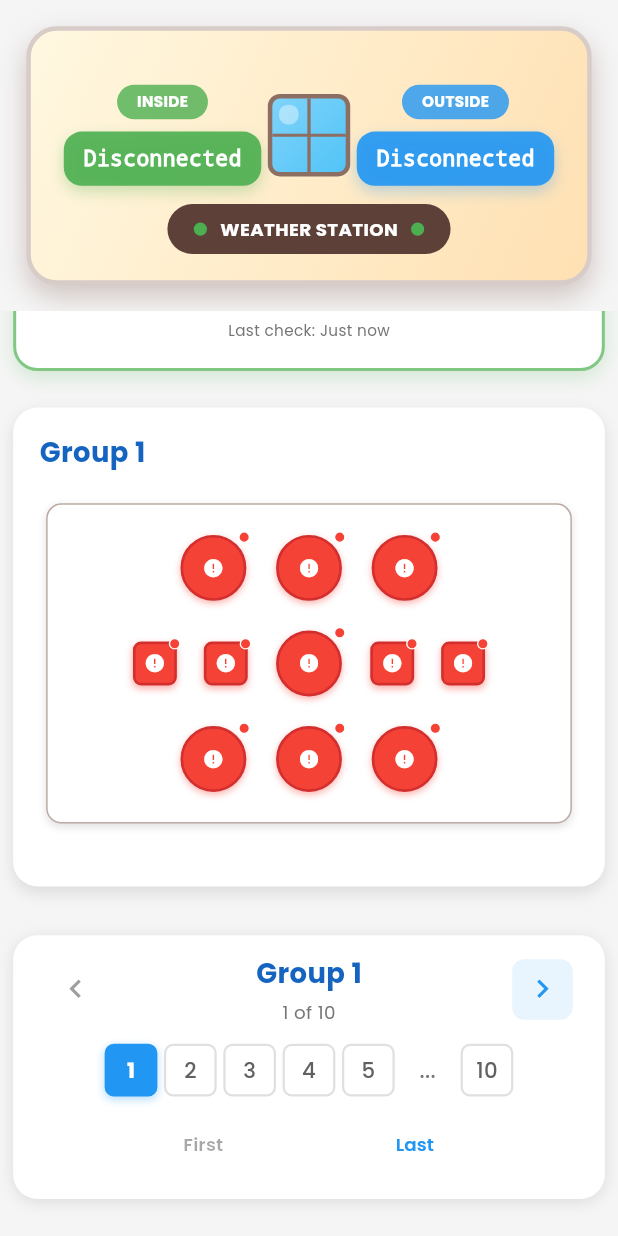
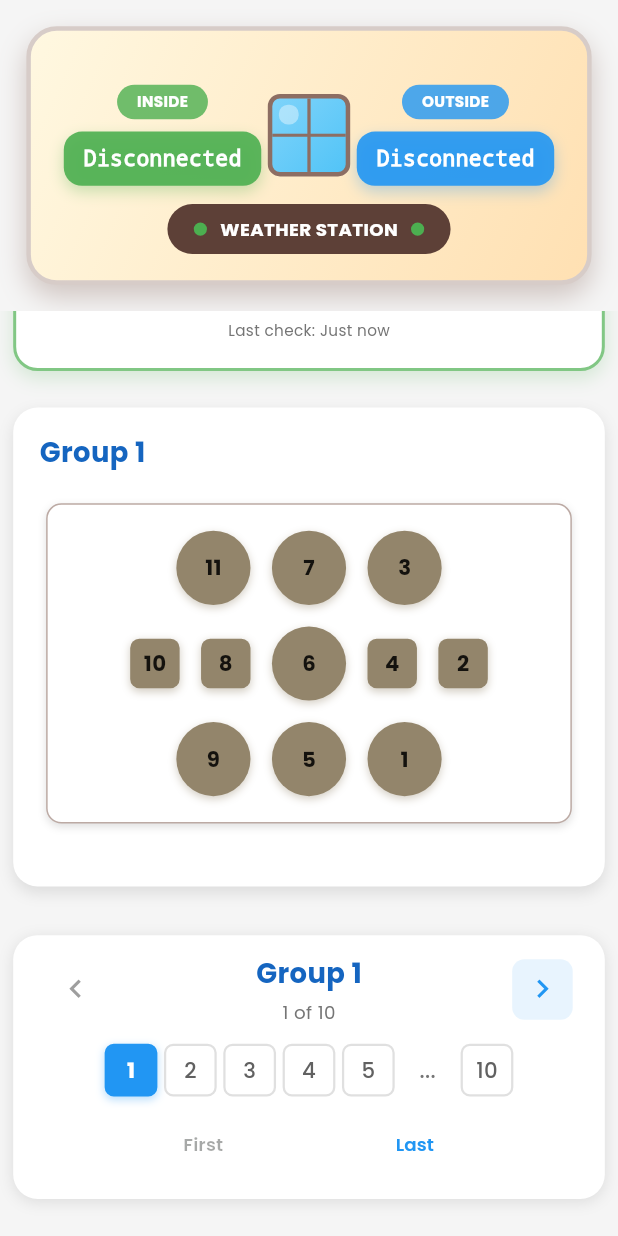
Before and after one commit to basharagb/silos-mobile-app, a Flutter app: the LiveReadingsInterface screen opened directly, scrolled down 118 dp, on a phone screen of 412 x 824 dp. Run offline on Flutter 3.47's test engine with Material 3 defaults, Android fonts, the phone set to English and light mode, and no system bars; our stand-ins replace equatable, flutter_bloc, flutter_screenutil, font_awesome_flutter, get_it, injectable and 3 more; accounts and stored records are empty; network calls fail; project files that could hold a hidden picture were left out.

Commit message:
feat: Update silo display logic for wheat/API colors and scanning indicators
- Unscanned silos: Show wheat color (yellowish) with silo number
- Scanned silos: Show API color with silo number
- Scanning state: Show blue color with circular progress indicator
- On-demand updates: Click silo to call API and update values
- Visual feedback: Pulsing animation and progress ring during scanning
- Smart text contrast: Auto-adjust text color based on background
- Simplified color logic: Remove complex state-based color overrides

Technical improvements:
- Added scanning state management with Set<int> _scanningSilos
- Updated getSiloColor() to prioritize API colors for scanned silos
- Enhanced SiloProgressIndicator with proper color handling
- Added _getContrastingTextColor() for better text visibility
- Maintained wheat color for unscanned silos as requested

```diff
--- a/lib/LiveReadings/LiveReadingsInterface.dart
+++ b/lib/LiveReadings/LiveReadingsInterface.dart
@@ -28,6 +28,9 @@ class _LiveReadingsInterfaceState extends State<LiveReadingsInterface> {
 
   // Silo data cache (now managed by monitoring service)
   final Map<int, SiloSensorData> _siloDataCache = {};
+
+  // Scanning state management
+  final Set<int> _scanningSilos = {};
 
   @override
   void initState() {
@@ -89,39 +92,33 @@ class _LiveReadingsInterfaceState extends State<LiveReadingsInterface> {
   }
 
   Color getSiloColor(int num) {
-    // Check if monitoring service has cached data
+    // Check if monitoring service has cached data (scanned silos)
     final cachedData = _monitoringService.getCachedSiloData(num);
 
     if (cachedData != null) {
+      // Scanned silo - use API color
       try {
-        // Use API silo color if available
         final colorHex = cachedData.siloColor;
-        if (colorHex.isNotEmpty && colorHex != ApiService.wheatColor) {
+        if (colorHex.isNotEmpty) {
           return Color(int.parse(colorHex.replaceFirst('#', '0xFF')));
         }
       } catch (e) {
-        // Fall back to temperature-based color
-      }
-
-      // Temperature-based color logic when API color is not available
-      if (cachedData.maxTemp <= 0 || cachedData.maxTemp == -127.0) {
-        return Colors.grey; // Disconnected
-      } else if (cachedData.maxTemp < 30) {
-        return Colors.green; // Normal
-      } else if (cachedData.maxTemp < 40) {
-        return Colors.orange; // Warning
-      } else {
-        return Colors.red; // Critical
+        // If API color parsing fails, use wheat color
       }
     }
 
-    // Check if silo is known to be disconnected
-    if (_monitoringService.isSiloDisconnected(num)) {
-      return Colors.grey;
+    // Unscanned silo - always use wheat color (yellowish like wheat grain)
+    return Color(int.parse(ApiService.wheatColor.replaceFirst('#', '0xFF')));
   }
 
-    // Default wheat color when no data available
-    return Color(int.parse(ApiService.wheatColor.replaceFirst('#', '0xFF')));
+  /// Check if silo has been scanned (has cached data)
+  bool isSiloScanned(int num) {
+    return _monitoringService.getCachedSiloData(num) != null;
+  }
+
+  /// Check if silo is currently being scanned
+  bool isSiloScanning(int num) {
+    return _scanningSilos.contains(num);
   }
 
   bool isSquare(int num) {
@@ -152,6 +149,12 @@ class _LiveReadingsInterfaceState extends State<LiveReadingsInterface> {
   Future<void> _updateSiloOnDemand(int siloNumber) async {
     print('🎯 [LIVE READINGS] On-demand update for silo $siloNumber');
 
+    // Mark silo as scanning and show progress indicator
+    setState(() {
+      _scanningSilos.add(siloNumber);
+    });
+
+    try {
       // Use monitoring service for on-demand updates
       final data = await _monitoringService.updateSiloOnDemand(siloNumber);
 
@@ -163,6 +166,12 @@ class _LiveReadingsInterfaceState extends State<LiveReadingsInterface> {
         print('✅ [LIVE READINGS] On-demand update completed for silo $siloNumber');
       } else {
         print('❌ [LIVE READINGS] On-demand update failed for silo $siloNumber');
+      }
+    } finally {
+      // Remove scanning state
+      setState(() {
+        _scanningSilos.remove(siloNumber);
+      });
     }
   }
 
@@ -576,13 +585,22 @@ class _LiveReadingsInterfaceState extends State<LiveReadingsInterface> {
             children: row.map((num) {
               bool square = isSquare(num);
 
-              // Simplified progress state - no more complex auto test states
+              // Determine silo state based on scanning and cached data
               SiloProgressState progressState = SiloProgressState.idle;
               double progress = 0.0;
 
-              // Check if silo is disconnected
-              if (_monitoringService.isSiloDisconnected(num)) {
-                progressState = SiloProgressState.disconnected;
+              // Check if silo is currently being scanned
+              if (isSiloScanning(num)) {
+                progressState = SiloProgressState.scanning;
+                progress = 0.5; // Show scanning progress
+              } else if (isSiloScanned(num)) {
+                // Silo has been scanned and has cached data
+                progressState = SiloProgressState.completed;
+                progress = 1.0;
+              } else {
+                // Unscanned silo - show as idle with wheat color
+                progressState = SiloProgressState.idle;
+                progress = 0.0;
               }
 
               return SiloProgressIndicator(
--- a/lib/widgets/silo_progress_indicator.dart
+++ b/lib/widgets/silo_progress_indicator.dart
@@ -109,19 +109,20 @@ class _SiloProgressIndicatorState extends State<SiloProgressIndicator>
   }
 
   Color _getSiloColor() {
-    switch (widget.state) {
-      case SiloProgressState.scanning:
-        return Colors.blue;
-      case SiloProgressState.retry:
-        return Colors.orange;
-      case SiloProgressState.completed:
-        return Colors.green;
-      case SiloProgressState.disconnected:
-        return Colors.red;
-      case SiloProgressState.idle:
-      default:
-        return widget.siloColor ?? const Color(0xFFF6E2A1);
+    // Show blue color during scanning for visual feedback
+    if (widget.state == SiloProgressState.scanning) {
+      return Colors.blue;
     }
+
+    // Otherwise use the provided silo color (API color for scanned, wheat for unscanned)
+    return widget.siloColor ?? const Color(0xFFF6E2A1); // Default wheat color
+  }
+
+  Color _getContrastingTextColor() {
+    final siloColor = _getSiloColor();
+    // Calculate luminance to determine if we need light or dark text
+    final luminance = siloColor.computeLuminance();
+    return luminance > 0.5 ? Colors.black87 : Colors.white;
   }
 
   Color _getProgressColor() {
@@ -168,13 +169,13 @@ class _SiloProgressIndicatorState extends State<SiloProgressIndicator>
 
     switch (widget.state) {
       case SiloProgressState.completed:
-        // Show silo number for completed silos (not check icon)
+        // Show silo number for completed silos with contrasting color
         icon = Text(
           widget.siloNumber.toString(),
           style: TextStyle(
             fontWeight: FontWeight.bold,
             fontSize: 12.sp,
-            color: Colors.white,
+            color: _getContrastingTextColor(),
           ),
         );
         break;
@@ -187,17 +188,18 @@ class _SiloProgressIndicatorState extends State<SiloProgressIndicator>
         break;
       case SiloProgressState.scanning:
       case SiloProgressState.retry:
-        // Show silo number during scanning (like React implementation)
+        // Show silo number during scanning
         icon = Text(
           widget.siloNumber.toString(),
           style: TextStyle(
             fontWeight: FontWeight.bold,
             fontSize: 12.sp,
-            color: Colors.white,
+            color: Colors.white, // White text for scanning (blue background)
           ),
         );
         break;
       case SiloProgressState.idle:
+        // Unscanned silo with wheat color - use dark text
         icon = Text(
           widget.siloNumber.toString(),
           style: TextStyle(
```
Also changed, not shown: 1 other file. Lines whose indentation alone changed are shown as unchanged.
